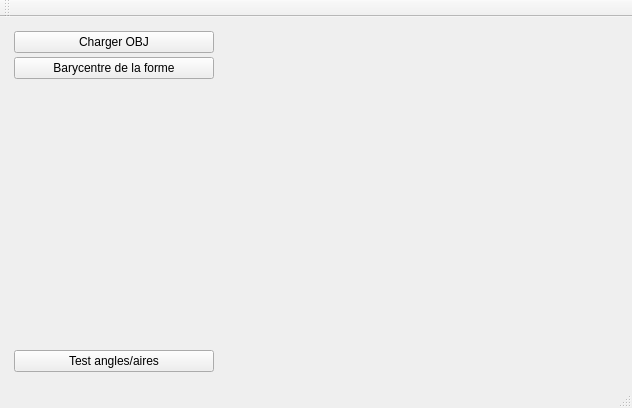
Qt form mainwindow.ui (Anthiel/Projet-Prog.-graphique-et-app.-industrielle) before a commit.
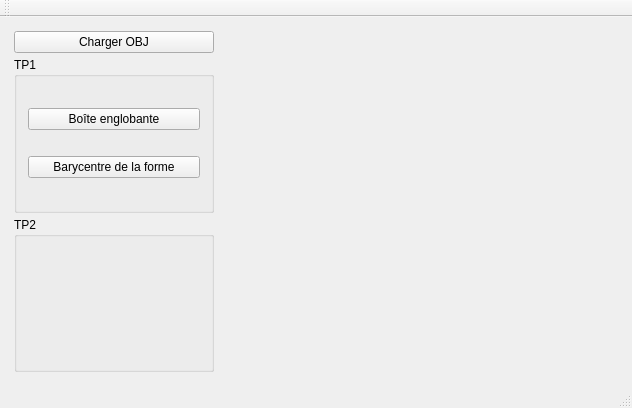
The same form after that commit. Custom widgets are drawn as their Qt base class.

Patch:
```diff
--- a/mainwindow.ui
+++ b/mainwindow.ui
@@ -59,29 +59,32 @@
         </widget>
        </item>
        <item>
-        <widget class="QPushButton" name="pushButton_bary">
-         <property name="text">
-          <string>Barycentre de la forme</string>
+        <widget class="QGroupBox" name="groupBox">
+         <property name="title">
+          <string>TP1</string>
          </property>
+         <layout class="QVBoxLayout" name="verticalLayout_2">
+          <item>
+           <widget class="QPushButton" name="pushButton_box">
+            <property name="text">
+             <string>Boîte englobante</string>
+            </property>
+           </widget>
+          </item>
+          <item>
+           <widget class="QPushButton" name="pushButton_bary">
+            <property name="text">
+             <string>Barycentre de la forme</string>
+            </property>
+           </widget>
+          </item>
+         </layout>
         </widget>
        </item>
        <item>
-        <spacer name="verticalSpacer">
-         <property name="orientation">
-          <enum>Qt::Vertical</enum>
-         </property>
-         <property name="sizeHint" stdset="0">
-          <size>
-           <width>20</width>
-           <height>40</height>
-          </size>
-         </property>
-        </spacer>
-       </item>
-       <item>
-        <widget class="QPushButton" name="pushButton_angleArea">
-         <property name="text">
-          <string>Test angles/aires</string>
+        <widget class="QGroupBox" name="groupBox_2">
+         <property name="title">
+          <string>TP2</string>
          </property>
         </widget>
        </item>
```
